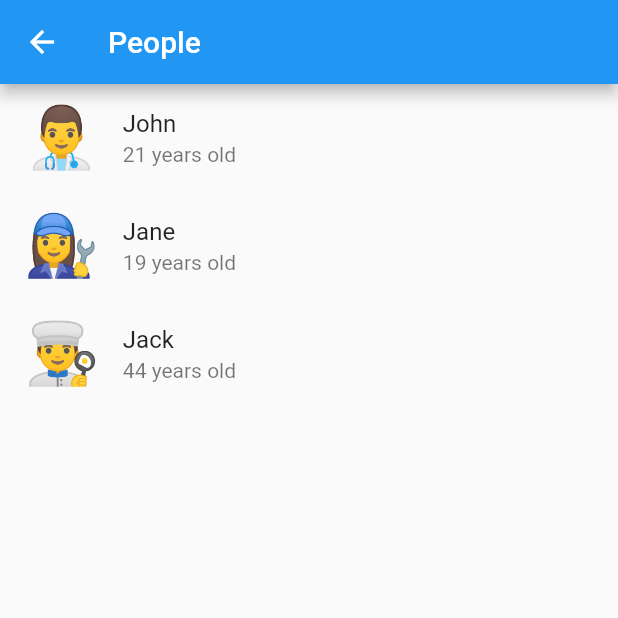
After one commit to jinyongnan810/flutter-practice, a Flutter app: the HeroAnimationDemo screen opened directly, on a phone screen of 412 x 824 dp, the top half of it. The commit adds this screen. Run offline on Flutter 3.47's test engine with Material 2 defaults, Android fonts, the phone set to English and light mode, and no system bars; our stand-ins replace audioplayers, flutter_riverpod, font_awesome_flutter, freezed_annotation.

Commit message:
hero animation day1

```diff
--- /dev/null
+++ b/lib/demos/hero-animation-demo.dart
@@ -0,0 +1,102 @@
+import 'dart:math';
+
+import 'package:flutter/material.dart';
+import 'package:flutter_practice/shared/demo-widget.dart';
+import 'package:font_awesome_flutter/font_awesome_flutter.dart';
+
+class HeroAnimationDemo extends StatefulWidget implements DemoWidget {
+  const HeroAnimationDemo({Key? key}) : super(key: key);
+  static const String _title = 'Hero Animation Demo';
+  static const String _description = 'Hero effect between pages';
+
+  @override
+  State<HeroAnimationDemo> createState() => _HeroAnimationDemoState();
+  @override
+  String get title => HeroAnimationDemo._title;
+
+  @override
+  String get description => HeroAnimationDemo._description;
+
+  @override
+  Widget get icon => const FaIcon(FontAwesomeIcons.peopleGroup);
+}
+
+class Person {
+  final String name;
+  final int age;
+  final String emoji;
+
+  Person(this.name, this.age, this.emoji);
+}
+
+final people = [
+  Person('John', 21, '👨‍⚕️'),
+  Person('Jane', 19, '👩‍🔧'),
+  Person('Jack', 44, '👨‍🍳'),
+];
+
+class _HeroAnimationDemoState extends State<HeroAnimationDemo>
+    with TickerProviderStateMixin {
+  late final AnimationController _controller;
+  late Tween<double> _animation;
+  @override
+  void initState() {
+    super.initState();
+    _controller = AnimationController(
+      vsync: this,
+      duration: const Duration(seconds: 20),
+    );
+    _animation = Tween<double>(begin: 0, end: pi * 2);
+  }
+
+  @override
+  void dispose() {
+    _controller.dispose();
+    super.dispose();
+  }
+
+  @override
+  Widget build(BuildContext context) {
+    return Scaffold(
+      appBar: AppBar(
+        title: const Text('People'),
+      ),
+      body: ListView.builder(
+        itemBuilder: (ctx, index) {
+          final person = people[index];
+          return ListTile(
+            leading: Text(
+              person.emoji,
+              style: const TextStyle(fontSize: 40),
+            ),
+            title: Text(person.name),
+            subtitle: Text('${person.age} years old'),
+            onTap: () => Navigator.of(context).push(MaterialPageRoute(
+                builder: (ctx) => _PersonDetailPage(person: person))),
+          );
+        },
+        itemCount: people.length,
+      ),
+    );
+  }
+}
+
+class _PersonDetailPage extends StatelessWidget {
+  final Person person;
+  const _PersonDetailPage({required this.person});
+
+  @override
+  Widget build(BuildContext context) {
+    return Scaffold(
+      appBar: AppBar(
+          title: Text(
+        person.emoji,
+        style: const TextStyle(fontSize: 40),
+      )),
+      body: Center(
+          child: Column(
+        children: [Text(person.name), Text('${person.age} years old')],
+      )),
+    );
+  }
+}
--- a/lib/screen/home_screen.dart
+++ b/lib/screen/home_screen.dart
@@ -2,6 +2,7 @@ import 'package:flutter/material.dart';
 import 'package:flutter_practice/demos/3d-animation-demo.dart';
 import 'package:flutter_practice/demos/animation-demo2.dart';
 import 'package:flutter_practice/demos/chained-animation-demo.dart';
+import 'package:flutter_practice/demos/hero-animation-demo.dart';
 import 'package:flutter_practice/demos/play-sound-demo.dart';
 import 'package:flutter_practice/demos/test-widgets-demo.dart';
 import 'package:flutter_practice/demos/animation-demo.dart';
@@ -22,6 +23,7 @@ class _HomeScreenState extends State<HomeScreen> {
     const AnimationDemo2(),
     const ChainedAnimationDemo(),
     const ThreeDAnimationDemo(),
+    const HeroAnimationDemo(),
   ];
   int _selectedIndex = 0;
 
@@ -29,7 +31,7 @@ class _HomeScreenState extends State<HomeScreen> {
   Widget build(BuildContext context) {
     return Scaffold(
         appBar: AppBar(
-          title: const Text('Home'),
+          title: const Text('Flutter Practice'),
         ),
         body: SafeArea(
           child: Row(children: [
```
